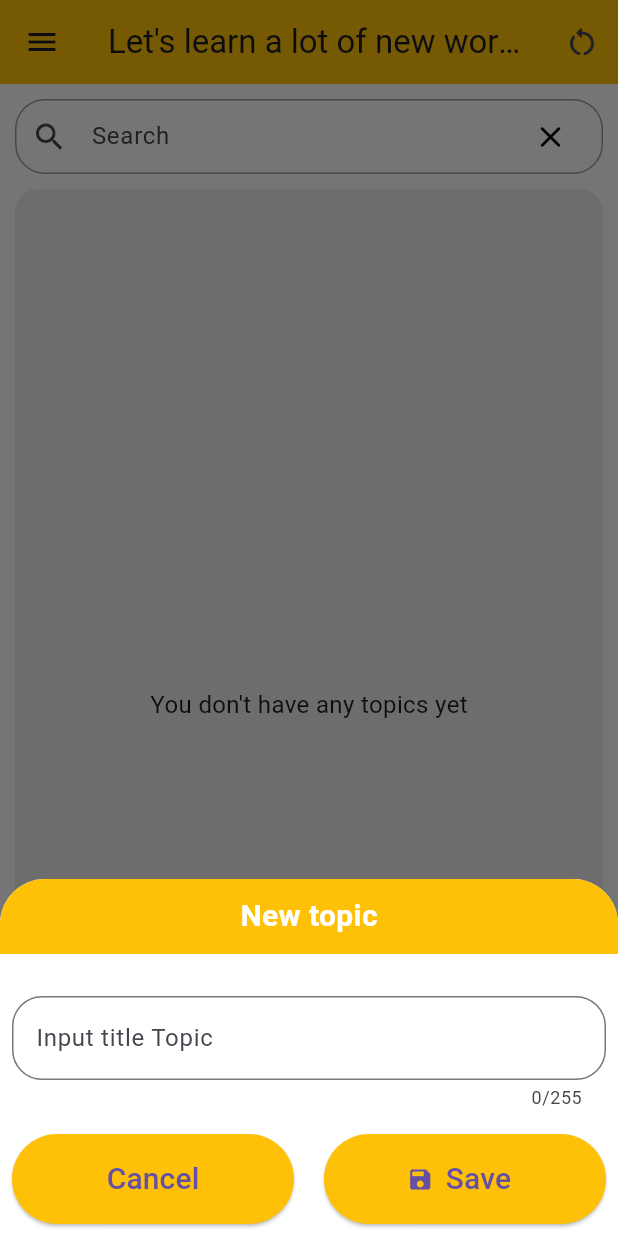
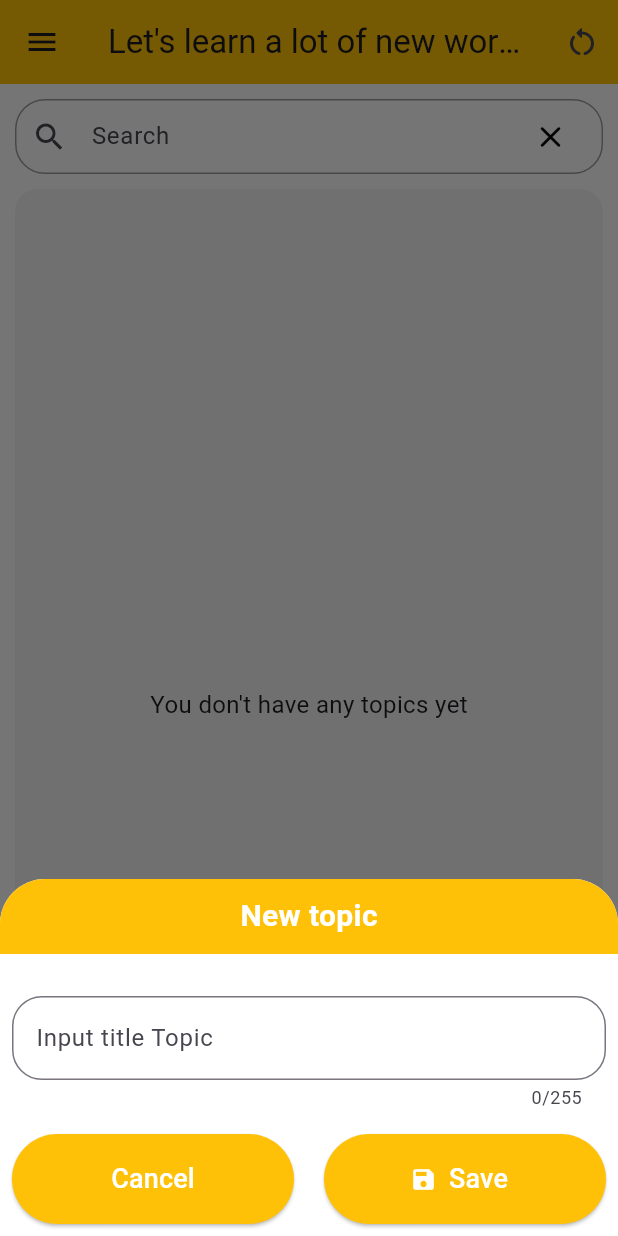
Before and after one commit to hiuhuyn/flash_card_learn_english, a Flutter app: the HomeScreen screen opened by its route, after a tap on the "menu" icon, after a tap on the "restart alt" icon, after a tap on the "add" icon, on a phone screen of 412 x 824 dp. Run offline on Flutter 3.47's test engine with Material 3 defaults, Android fonts, the phone set to English and light mode, and no system bars; our stand-ins replace cloud_firestore, equatable, firebase_auth, firebase_core, flutter_colorpicker, flutter_slidable and 3 more; missing offline and left inert: flutter_facebook_auth; accounts and stored records are empty.

Commit message:
update color

```diff
--- a/lib/components/utils/notifications.dart
+++ b/lib/components/utils/notifications.dart
@@ -10,6 +10,7 @@ class NotificationsSystem {
     showDialog(
       context: context,
       builder: (context) => AlertDialog(
+        backgroundColor: Colors.white,
         title: title,
         actions: [
           TextButton(
--- a/lib/components/utils/utils.dart
+++ b/lib/components/utils/utils.dart
@@ -79,7 +79,10 @@ Future showDialogEditTopic(BuildContext context,
                               },
                               child: Text(
                                 AppLocalizations.of(context)!.cancel,
-                                style: const TextStyle(fontSize: 20),
+                                style: const TextStyle(
+                                  fontSize: 18,
+                                  color: Colors.white,
+                                ),
                               )),
                         )),
                     const SizedBox(
@@ -100,10 +103,16 @@ Future showDialogEditTopic(BuildContext context,
                                 Navigator.pop(context);
                               }
                             },
-                            icon: const Icon(Icons.save),
+                            icon: const Icon(
+                              Icons.save,
+                              color: Colors.white,
+                            ),
                             label: Text(
                               AppLocalizations.of(context)!.save,
-                              style: const TextStyle(fontSize: 20),
+                              style: const TextStyle(
+                                fontSize: 18,
+                                color: Colors.white,
+                              ),
                             )),
                       ),
                     ),
--- a/lib/components/widgets/item_topic.dart
+++ b/lib/components/widgets/item_topic.dart
@@ -45,6 +45,7 @@ class _ItemTopicState extends State<ItemTopic> {
             ),
             const Spacer(),
             PopupMenuButton(
+              color: Colors.white,
               itemBuilder: (context) => [
                 PopupMenuItem(
                   onTap: () {
--- a/lib/screens/home_screen.dart
+++ b/lib/screens/home_screen.dart
@@ -97,6 +97,7 @@ class _HomeScreenState extends State<HomeScreen> {
 
   Drawer _drawer() {
     return Drawer(
+      backgroundColor: Colors.white,
       child: ListView(
         children: [
           _drawerHeader(),
--- a/lib/screens/topics_screen.dart
+++ b/lib/screens/topics_screen.dart
@@ -82,7 +82,7 @@ class _TopicsScreenState extends State<TopicsScreen> {
                     padding: const EdgeInsets.all(5),
                     decoration: BoxDecoration(
                         borderRadius: BorderRadius.circular(15),
-                        color: Colors.grey[200]),
+                        color: Colors.grey[100]),
                     child: controller.topics.isEmpty
                         ? Center(
                             child: Text(
```
Also changed, not shown: lib/components/widgets/item_setVocabulary.dart (+15 -6 lines), lib/screens/vocabularys_screen.dart (+9 -2 lines), assets/images/add_topic.jpg (added), assets/images/add_vocabulary.jpg (added), assets/images/edit_vocabulary.jpg (added), assets/images/home_topics.jpg (added), assets/images/list_vacabulary.jpg (added), 1 other file.
